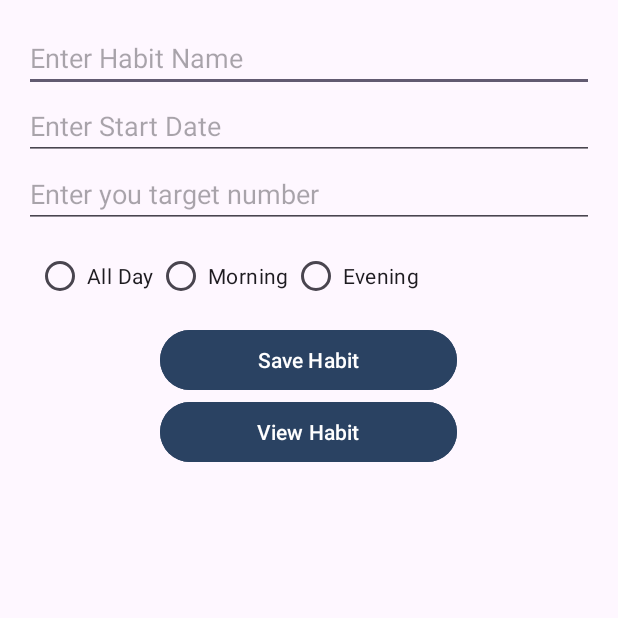
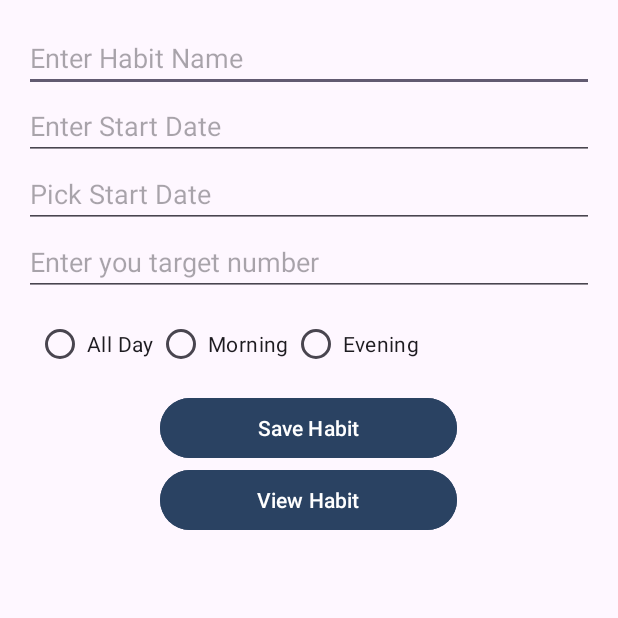
Before and after one commit to Angham-77/FYP_app, an Android app: the MainActivtyMyHabit screen opened directly, with no data from a screen before it, after a tap on an icon or button, on a phone screen of 412 x 824 dp, the top half of it. Run offline under Robolectric (Android 15) with nearby library versions, the phone set to English and light mode, and no system bars; 3 statements that could not run were skipped.

Commit message:
Third version that has more enhancements to the my habit page, in has the color change when the target is met and all other thing related to the single habit enhancements.

```diff
--- a/app/src/main/java/com/example/fyp_habitiny/MainActivityAddNewHabit.kt
+++ b/app/src/main/java/com/example/fyp_habitiny/MainActivityAddNewHabit.kt
@@ -1,5 +1,6 @@
 package com.example.fyp_habitiny
 
+import android.app.DatePickerDialog
 import android.content.Intent
 import android.os.Bundle
 import android.view.View
@@ -12,11 +13,29 @@ import android.widget.TextView
 import androidx.appcompat.app.AppCompatActivity
 import com.example.fyp_habitiny.Model.DataBaseHelper
 import com.example.fyp_habitiny.Model.Habit
+import java.util.Calendar
 
 class MainActivityAddNewHabit : AppCompatActivity() {
     override fun onCreate(savedInstanceState: Bundle?) {
         super.onCreate(savedInstanceState)
         setContentView(R.layout.activity_add_habit)
+
+        val editTextStartDate = findViewById<EditText>(R.id.editTextHabitStartDate)
+        editTextStartDate.setOnClickListener {
+            showDatePickerDialog()
+        }
+    }
+
+    private fun showDatePickerDialog() {
+
+            val datePickerDialog = DatePickerDialog(this, { view, year, month, dayOfMonth ->
+                // Note: Month is zero-based, add 1 for display
+                val selectedDate = "${dayOfMonth}/${month + 1}/${year}"
+                findViewById<EditText>(R.id.editTextHabitStartDate).setText(selectedDate)
+            }, Calendar.getInstance().get(Calendar.YEAR), Calendar.getInstance().get(Calendar.MONTH), Calendar.getInstance().get(Calendar.DAY_OF_MONTH))
+
+            datePickerDialog.show()
+
     }
 
     fun saveNewHabitButton(view: View) {
@@ -54,7 +73,7 @@ class MainActivityAddNewHabit : AppCompatActivity() {
             // Proceed with saving the habit as before
             /*val habitId: Int, var HabitUserId: Int, var habitName: String, var habitStartDate: String,
               val habitStatus: Int, val habittarget: Int, val habittimePreference: Int*/
-            val newHabit = Habit(-1, 0, habitName, habitStartDate, 0, HabitTarget, habitPref)
+            val newHabit = Habit(-1, 0, habitName, habitStartDate, 0, HabitTarget, habitPref, 0)
             val mydatabase = DataBaseHelper(this)
             val result = mydatabase.addHabit(newHabit)
 
--- a/app/src/main/java/com/example/fyp_habitiny/MainActivtyMyHabit.kt
+++ b/app/src/main/java/com/example/fyp_habitiny/MainActivtyMyHabit.kt
@@ -22,8 +22,18 @@ class MainActivtyMyHabit : AppCompatActivity() {
         val habitAdapter = HabitAdapter(this, R.layout.activity_single_habit, habitList)
         listView.adapter = habitAdapter
 
+       /* override fun onResume() {
+            super.onResume()
+            val updatedHabits = dbHelper.getHabit() // Assuming dbHelper is your DataBaseHelper instance
+            habitList.clear()
+            habitList.addAll(updatedHabits)
+            habitAdapter.notifyDataSetChanged() // Assuming habitAdapter is your adapter instance
+        }*/
+
+
 
     }
+
     fun addHabitButton(view: View) {
         val intent = Intent(this, MainActivityAddNewHabit::class.java)
         startActivity(intent)
--- a/app/src/main/java/com/example/fyp_habitiny/Model/Habit.kt
+++ b/app/src/main/java/com/example/fyp_habitiny/Model/Habit.kt
@@ -1,5 +1,5 @@
 package com.example.fyp_habitiny.Model
 
 data class Habit  (val habitId: Int, var HabitUserId: Int, var habitName: String, var habitStartDate: String,
-              val habitStatus: Int, val habittarget: Int, val habittimePreference: String) {
+                   val habitStatus: Int, val habittarget: Int, val habittimePreference: String, var habitcurrentCount: Int) {
 }
--- a/app/src/main/java/com/example/fyp_habitiny/UserInputValidator.kt
+++ b/app/src/main/java/com/example/fyp_habitiny/UserInputValidator.kt
@@ -49,7 +49,7 @@ class UserInputValidator {
         }
         if (habitStartDate.isEmpty()) {
             return "Start date is required!"
-        } else {
+        } /*else {
             //Date validation to ensure a conssitent format
             val dateFormat = SimpleDateFormat("dd-MM-yyyy", Locale.UK)
             dateFormat.isLenient = false
@@ -57,8 +57,8 @@ class UserInputValidator {
                 dateFormat.parse(habitStartDate)
             } catch (e: Exception) {
                 return "Invalid start date format. Expected format: dd-MM-yyyy"
-            }
-        }
+            }*/
+
         return "Valid"
     }
 }
--- a/app/src/main/res/layout/activity_add_habit.xml
+++ b/app/src/main/res/layout/activity_add_habit.xml
@@ -14,10 +14,18 @@
         android:hint="Enter Habit Name" />
 
     <EditText
+        android:id="@+id/editTextHabitStartDate2"
+        android:layout_width="match_parent"
+        android:layout_height="wrap_content"
+        android:hint="Enter Start Date" />
+
+
+    <EditText
         android:id="@+id/editTextHabitStartDate"
         android:layout_width="match_parent"
         android:layout_height="wrap_content"
-        android:hint="Enter Start Date" />
+        android:hint="Pick Start Date"
+        android:focusable="false" />
 
     <EditText
         android:id="@+id/editTextTarget"
--- a/app/src/main/res/values/colors.xml
+++ b/app/src/main/res/values/colors.xml
@@ -9,6 +9,7 @@
     <color name="colorPrimary">#FFFFFF</color>
     <color name="colorPrimaryDark">#FF000000</color>
     <color name="colorAccent">#D3D3D3</color>
+    <color name="TargetMet">#c0e5ed</color>
 
 
 
```
Also changed, not shown: app/src/main/java/com/example/fyp_habitiny/HabitAdapter.kt (+72 -4 lines), app/src/main/java/com/example/fyp_habitiny/Model/DataBaseHelper.kt (+19 -2 lines), app/src/main/res/layout/activity_single_habit.xml (+19 -2 lines).
